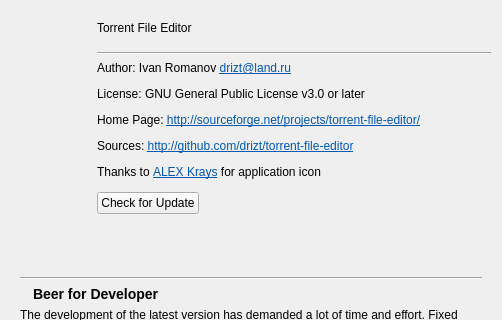
This is aboutdlg.ui in torrent-file-editor/torrent-file-editor as Qt 5 draws it before an edit; both pictures show x 0 to 502 and y 0 to 320 of the 502 by 458 pixel window. The edited form follows.
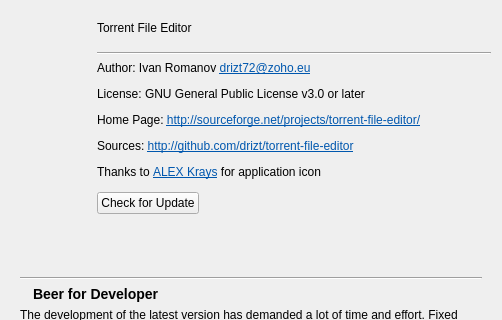
This is the edited form. Icons and pictures are not drawn.

Commit message: Update author email

The edit to the form file:
```diff
--- a/aboutdlg.ui
+++ b/aboutdlg.ui
@@ -172,7 +172,7 @@
    <item row="2" column="1">
     <widget class="QLabel" name="label_2">
      <property name="text">
-      <string>&lt;html&gt;&lt;head/&gt;&lt;body&gt;&lt;p&gt;Author: Ivan Romanov &lt;a href=&quot;mailto:drizt@land.ru&quot;&gt;&lt;span style=&quot; text-decoration: underline; color:#0057ae;&quot;&gt;drizt@land.ru&lt;/span&gt;&lt;/a&gt;&lt;/p&gt;&lt;p&gt;License: GNU General Public License v3.0 or later&lt;/p&gt;&lt;p&gt;Home Page: &lt;a href=&quot;http://sourceforge.net/projects/torrent-file-editor/&quot;&gt;&lt;span style=&quot; text-decoration: underline; color:#0057ae;&quot;&gt;http://sourceforge.net/projects/torrent-file-editor/&lt;/span&gt;&lt;/a&gt;&lt;/p&gt;&lt;p&gt;Sources: &lt;a href=&quot;http://github.com/drizt/torrent-file-editor&quot;&gt;&lt;span style=&quot; text-decoration: underline; color:#0057ae;&quot;&gt;http://github.com/drizt/torrent-file-editor&lt;/span&gt;&lt;/a&gt;&lt;/p&gt;&lt;p&gt;Thanks to &lt;a href=&quot;http://rutracker.org/forum/profile.php?mode=viewprofile&amp;amp;u=8465051&quot;&gt;&lt;span style=&quot; text-decoration: underline; color:#0057ae;&quot;&gt;ALEX Krays&lt;/span&gt;&lt;/a&gt; for application icon&lt;/p&gt;&lt;/body&gt;&lt;/html&gt;</string>
+      <string>&lt;html&gt;&lt;head/&gt;&lt;body&gt;&lt;p&gt;Author: Ivan Romanov &lt;a href=&quot;mailto:drizt72@zoho.eu&quot;&gt;&lt;span style=&quot; text-decoration: underline; color:#0057ae;&quot;&gt;drizt72@zoho.eu&lt;/span&gt;&lt;/a&gt;&lt;/p&gt;&lt;p&gt;License: GNU General Public License v3.0 or later&lt;/p&gt;&lt;p&gt;Home Page: &lt;a href=&quot;http://sourceforge.net/projects/torrent-file-editor/&quot;&gt;&lt;span style=&quot; text-decoration: underline; color:#0057ae;&quot;&gt;http://sourceforge.net/projects/torrent-file-editor/&lt;/span&gt;&lt;/a&gt;&lt;/p&gt;&lt;p&gt;Sources: &lt;a href=&quot;http://github.com/drizt/torrent-file-editor&quot;&gt;&lt;span style=&quot; text-decoration: underline; color:#0057ae;&quot;&gt;http://github.com/drizt/torrent-file-editor&lt;/span&gt;&lt;/a&gt;&lt;/p&gt;&lt;p&gt;Thanks to &lt;a href=&quot;http://rutracker.org/forum/profile.php?mode=viewprofile&amp;amp;u=8465051&quot;&gt;&lt;span style=&quot; text-decoration: underline; color:#0057ae;&quot;&gt;ALEX Krays&lt;/span&gt;&lt;/a&gt; for application icon&lt;/p&gt;&lt;/body&gt;&lt;/html&gt;</string>
      </property>
      <property name="openExternalLinks">
       <bool>true</bool>
```
The commit also changes 57 other files.
